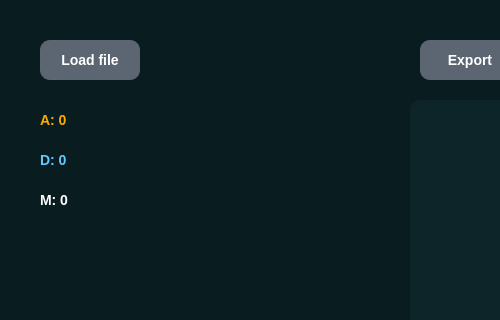
creeperDoesRedstone/XSharp, file GUI/vm.ui: the form before one commit; both pictures show x 0 to 500 and y 0 to 320 of the 800 by 600 pixel window.
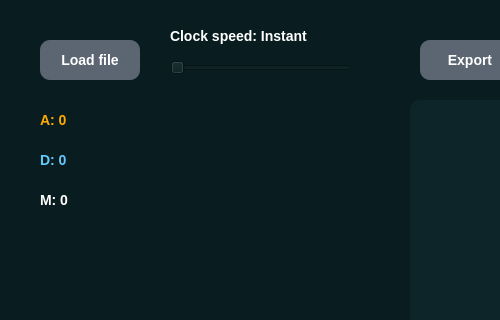
The form after the commit. Icons and pictures are not drawn.

Commit message: Added clock speed slider

Diff of the .ui file:
```diff
--- a/GUI/vm.ui
+++ b/GUI/vm.ui
@@ -209,6 +209,35 @@
      <string>M: 0</string>
     </property>
    </widget>
+   <widget class="QSlider" name="clock_speed">
+    <property name="geometry">
+     <rect>
+      <x>170</x>
+      <y>60</y>
+      <width>181</width>
+      <height>16</height>
+     </rect>
+    </property>
+    <property name="maximum">
+     <number>100</number>
+    </property>
+    <property name="orientation">
+     <enum>Qt::Horizontal</enum>
+    </property>
+   </widget>
+   <widget class="QLabel" name="clock_speed_label">
+    <property name="geometry">
+     <rect>
+      <x>170</x>
+      <y>25</y>
+      <width>181</width>
+      <height>21</height>
+     </rect>
+    </property>
+    <property name="text">
+     <string>Clock speed: Instant</string>
+    </property>
+   </widget>
   </widget>
  </widget>
  <resources/>
```
Left out of the diff: 17 changed lines with no effect on the pictures.
